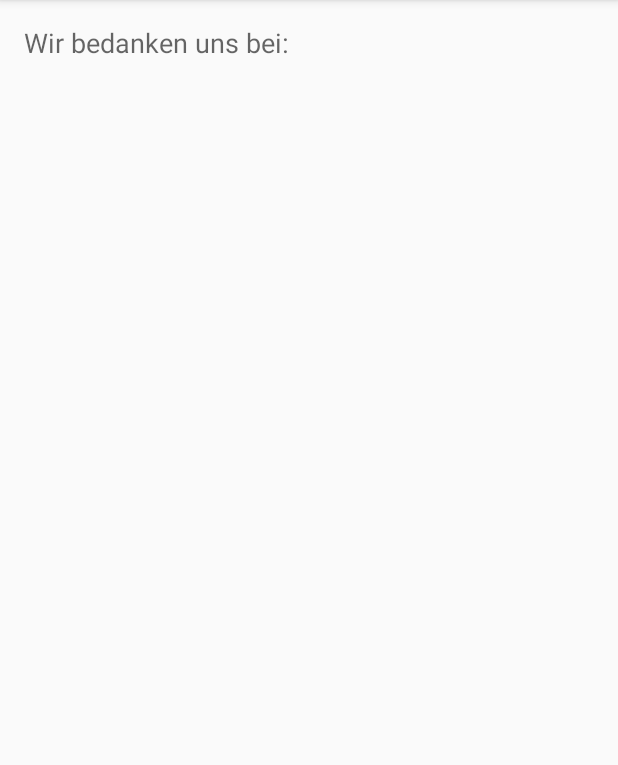
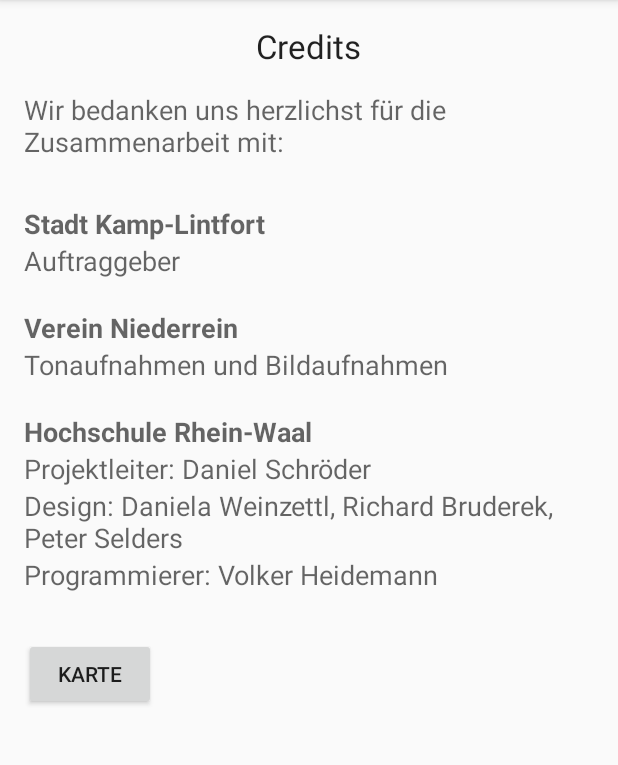
Before and after one commit to Volker89/KaLiTour, an Android app: the CreditsActivity screen opened directly, with no data from a screen before it, on a phone screen of 412 x 824 dp, the part 84-849 px from its top. Run offline under Robolectric (Android 15) with nearby library versions, the phone set to English and light mode, and no system bars.

Commit message:
Credits finalisiert

```diff
--- a/app/src/main/java/kaliapps/kalitour/CreditsActivity.java
+++ b/app/src/main/java/kaliapps/kalitour/CreditsActivity.java
@@ -1,7 +1,10 @@
 package kaliapps.kalitour;
 
+import android.content.Intent;
 import android.support.v7.app.AppCompatActivity;
 import android.os.Bundle;
+import android.view.View;
+import android.widget.Button;
 
 public class CreditsActivity extends AppCompatActivity {
 
@@ -9,5 +12,13 @@ public class CreditsActivity extends AppCompatActivity {
     protected void onCreate(Bundle savedInstanceState) {
         super.onCreate(savedInstanceState);
         setContentView(R.layout.activity_credits);
+
+        ((Button)findViewById(R.id.button3)).setOnClickListener(new View.OnClickListener() {
+            @Override
+            public void onClick(View v) {
+                Intent i = new Intent(CreditsActivity.this, MapActivity.class);
+                startActivity(i);
+            }
+        });
     }
 }
--- a/app/src/main/res/layout/activity_credits.xml
+++ b/app/src/main/res/layout/activity_credits.xml
@@ -12,10 +12,117 @@
     <TextView
         android:layout_width="wrap_content"
         android:layout_height="wrap_content"
+        android:textAppearance="?android:attr/textAppearanceLarge"
+        android:text="Credits"
+        android:id="@+id/textView9"
+        android:layout_alignParentTop="true"
+        android:layout_centerHorizontal="true" />
+
+    <TextView
+        android:layout_width="wrap_content"
+        android:layout_height="wrap_content"
         android:textAppearance="?android:attr/textAppearanceMedium"
-        android:text="Wir bedanken uns bei:"
+        android:text="Wir bedanken uns herzlichst für die Zusammenarbeit mit:"
         android:id="@+id/textView7"
-        android:layout_alignParentTop="true"
+        android:layout_marginTop="15dp"
+        android:layout_below="@+id/textView9"
+        android:layout_alignParentRight="true"
+        android:layout_alignParentEnd="true" />
+
+    <TextView
+        android:layout_width="wrap_content"
+        android:layout_height="wrap_content"
+        android:textAppearance="?android:attr/textAppearanceMedium"
+        android:textStyle="bold"
+        android:text="Stadt Kamp-Lintfort"
+        android:id="@+id/textView10"
+        android:layout_below="@+id/textView7"
+        android:layout_alignParentLeft="true"
+        android:layout_alignParentStart="true"
+        android:layout_marginTop="30dp" />
+
+    <TextView
+        android:layout_width="wrap_content"
+        android:layout_height="wrap_content"
+        android:textAppearance="?android:attr/textAppearanceMedium"
+        android:text="Auftraggeber"
+        android:id="@+id/textView17"
+        android:layout_below="@+id/textView10"
         android:layout_alignParentLeft="true"
         android:layout_alignParentStart="true" />
+
+    <TextView
+        android:layout_width="wrap_content"
+        android:layout_height="wrap_content"
+        android:textAppearance="?android:attr/textAppearanceMedium"
+        android:textStyle="bold"
+        android:text="Verein Niederrein"
+        android:id="@+id/textView11"
+        android:layout_below="@+id/textView17"
+        android:layout_alignParentLeft="true"
+        android:layout_alignParentStart="true"
+        android:layout_marginTop="20dp" />
+
+    <TextView
+        android:layout_width="wrap_content"
+        android:layout_height="wrap_content"
+        android:textAppearance="?android:attr/textAppearanceMedium"
+        android:text="Tonaufnahmen und Bildaufnahmen"
+        android:id="@+id/textView12"
+        android:layout_below="@+id/textView11"
+        android:layout_alignParentLeft="true"
+        android:layout_alignParentStart="true" />
+
+    <TextView
+        android:layout_width="wrap_content"
+        android:layout_height="wrap_content"
+        android:textAppearance="?android:attr/textAppearanceMedium"
+        android:textStyle="bold"
+        android:text="Hochschule Rhein-Waal"
+        android:id="@+id/textView13"
+        android:layout_below="@+id/textView12"
+        android:layout_alignParentLeft="true"
+        android:layout_alignParentStart="true"
+        android:layout_marginTop="20dp" />
+
+    <TextView
+        android:layout_width="wrap_content"
+        android:layout_height="wrap_content"
+        android:textAppearance="?android:attr/textAppearanceMedium"
+        android:text="Projektleiter: Daniel Schröder"
+        android:id="@+id/textView14"
+        android:layout_below="@+id/textView13"
+        android:layout_alignParentLeft="true"
+        android:layout_alignParentStart="true" />
+
+    <TextView
+        android:layout_width="wrap_content"
+        android:layout_height="wrap_content"
+        android:textAppearance="?android:attr/textAppearanceMedium"
+        android:text="Design: Daniela Weinzettl, Richard Bruderek, Peter Selders"
+        android:id="@+id/textView15"
+        android:layout_below="@+id/textView14"
+        android:layout_alignParentLeft="true"
+        android:layout_alignParentStart="true" />
+
+    <TextView
+        android:layout_width="wrap_content"
+        android:layout_height="wrap_content"
+        android:textAppearance="?android:attr/textAppearanceMedium"
+        android:text="Programmierer: Volker Heidemann"
+        android:id="@+id/textView16"
+        android:layout_below="@+id/textView15"
+        android:layout_alignParentLeft="true"
+        android:layout_alignParentStart="true" />
+
+    <Button
+        android:layout_width="wrap_content"
+        android:layout_height="wrap_content"
+        android:text="Karte"
+        android:id="@+id/button3"
+        android:layout_below="@+id/textView16"
+        android:layout_alignParentLeft="true"
+        android:layout_alignParentStart="true"
+        android:layout_marginTop="30dp" />
+
 </RelativeLayout>
```
